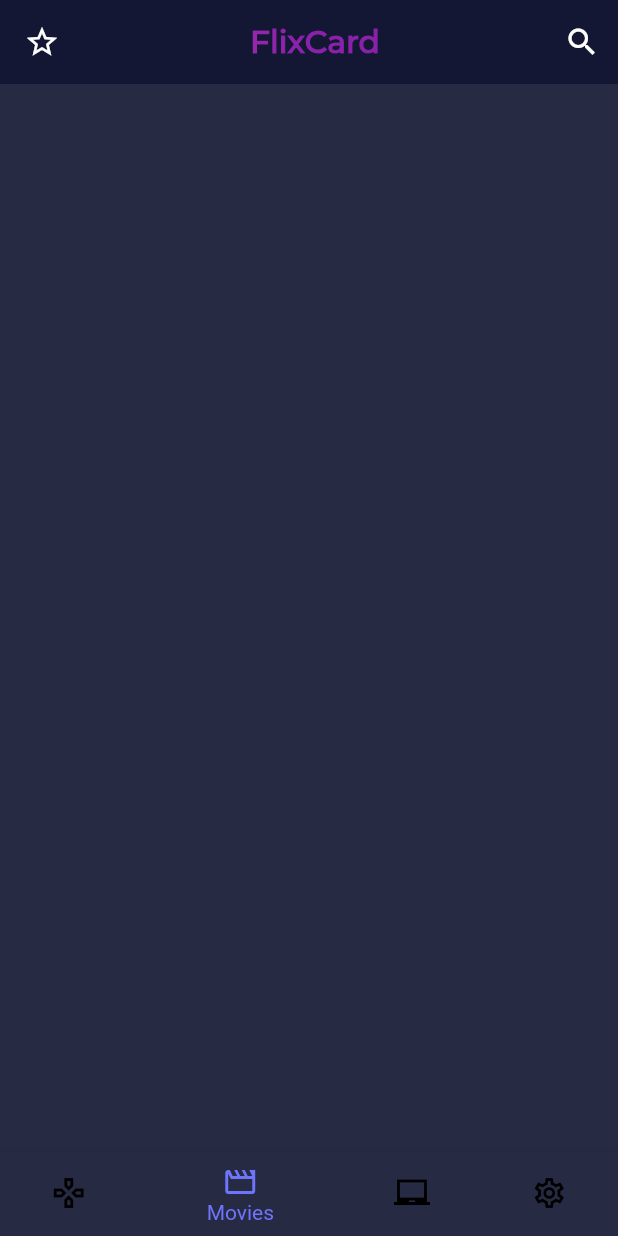
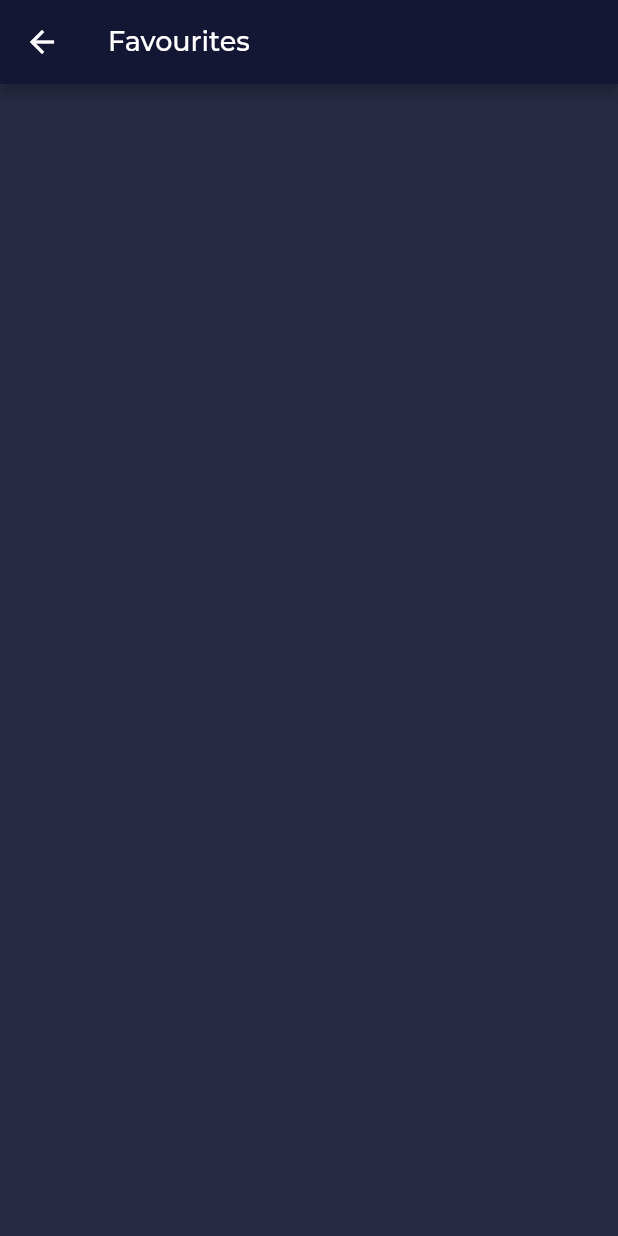
Before and after one commit to RedCape-Studios/flixcard, a Flutter app: the screen it shows after launch, item 2 of the bottom bar chosen, after a tap on the "star border" icon, on a phone screen of 412 x 824 dp. Run offline on Flutter 3.47's test engine with Material 2 defaults, Android fonts, the phone set to English and light mode, and no system bars.

Commit message:
Added a favourites route. Changed each page to include SliverList to avoid errors.

```diff
--- a/lib/main.dart
+++ b/lib/main.dart
@@ -1,5 +1,6 @@
 import 'package:black_tortoise/models/pages.dart';
 import 'package:black_tortoise/models/theme.dart';
+import 'package:black_tortoise/routes/favourites.dart';
 import 'package:black_tortoise/routes/home.dart';
 import 'package:black_tortoise/routes/pages/settings.dart';
 import 'package:flutter/material.dart';
@@ -25,6 +26,7 @@
             routes: {
               '/home': (context) => HomeRoute(),
               '/search': (context) => SearchRoute(),
+              '/favourites': (context) => FavouritesRoute(),
             },
             home: HomeRoute(),
           );
--- /dev/null
+++ b/lib/routes/favourites.dart
@@ -0,0 +1,19 @@
+import 'package:flutter/material.dart';
+
+class FavouritesRoute extends StatelessWidget {
+  @override
+  Widget build(BuildContext context) {
+    return Hero(
+      tag: 'fav',
+      child: Scaffold(
+        appBar: AppBar(
+          leading: IconButton(
+            icon: Icon(Icons.arrow_back),
+            onPressed: () => Navigator.of(context).pop(),
+          ),
+          title: Text('Favourites'),
+        ),
+      ),
+    );
+  }
+}
--- a/lib/routes/home.dart
+++ b/lib/routes/home.dart
@@ -1,8 +1,6 @@
 import 'package:black_tortoise/models/pages.dart';
 import 'package:black_tortoise/widgets/app_bar.dart';
-import 'package:black_tortoise/widgets/drawer.dart';
 import 'package:black_tortoise/widgets/nav_bar.dart';
-import 'package:black_tortoise/widgets/tabs.dart';
 import 'package:flutter/material.dart';
 import 'package:provider/provider.dart';
 
@@ -14,18 +12,11 @@
       body: CustomScrollView(
         slivers: [
           AppBarWidget(),
-          Content(),
+          Consumer<PageModel>(builder: (context, model, child) {
+            return model.page;
+          }),
         ],
       ),
     );
   }
 }
-
-class Content extends StatelessWidget {
-  @override
-  Widget build(BuildContext context) {
-    return Consumer<PageModel>(builder: (context, model, child) {
-      return model.page;
-    });
-  }
-}
--- a/lib/routes/pages/games.dart
+++ b/lib/routes/pages/games.dart
@@ -6,8 +6,7 @@
 class GamesPage extends StatelessWidget {
   @override
   Widget build(BuildContext context) {
-    return Container(
-      child: SliverList(
+    return SliverList(
       delegate: SliverChildListDelegate(
         [
           ContentTabWidget(child: TabContents()),
@@ -23,7 +22,6 @@
           ContentTabWidget(child: TabContents()),
         ],
       ),
-      ),
     );
   }
 }
--- a/lib/routes/pages/movies.dart
+++ b/lib/routes/pages/movies.dart
@@ -1,8 +1,26 @@
+import 'package:black_tortoise/widgets/tab_contents.dart';
+import 'package:black_tortoise/widgets/tabs.dart';
 import 'package:flutter/material.dart';
 
 class MoviesPage extends StatelessWidget {
   @override
   Widget build(BuildContext context) {
-    return Container();
+    return SliverList(
+      delegate: SliverChildListDelegate(
+        [
+          ContentTabWidget(child: TabContents()),
+          ContentTabWidget(child: TabContents()),
+          ContentTabWidget(child: TabContents()),
+          ContentTabWidget(child: TabContents()),
+          ContentTabWidget(child: TabContents()),
+          ContentTabWidget(child: TabContents()),
+          ContentTabWidget(child: TabContents()),
+          ContentTabWidget(child: TabContents()),
+          ContentTabWidget(child: TabContents()),
+          ContentTabWidget(child: TabContents()),
+          ContentTabWidget(child: TabContents()),
+        ],
+      ),
+    );
   }
 }
--- a/lib/widgets/app_bar.dart
+++ b/lib/widgets/app_bar.dart
@@ -5,9 +5,12 @@
   Widget build(BuildContext context) {
     return SliverAppBar(
       floating: true,
-      leading: IconButton(
-        icon: Icon(Icons.star_border_outlined),
-        onPressed: () => null,
+      leading: Hero(
+        tag: 'fav',
+        child: IconButton(
+          icon: Icon(Icons.star_border_outlined),
+          onPressed: () => Navigator.of(context).pushNamed('/favourites'),
+        ),
       ),
       title: Align(alignment: Alignment.center, child: TitleText()),
       actions: [
@@ -15,10 +18,13 @@
           tag: 'search',
           child: IconButton(
             icon: Icon(Icons.search),
-            onPressed: () => Navigator.pushNamed(context, '/search'),
+            onPressed: () => Navigator.of(context).pushNamed('/search'),
           ),
         ),
       ],
+      onStretchTrigger: () async {
+        print('object');
+      },
     );
   }
 }
@@ -31,12 +37,11 @@
 
   @override
   Widget build(BuildContext context) {
-    return Text(
-      'FlixCard',
-      style: TextStyle(
+    return Text('FlixCard',
+        style: TextStyle(
           fontSize: 21,
           fontWeight: FontWeight.bold,
-          foreground: Paint()..shader = textGradient),
-    );
+          foreground: Paint()..shader = textGradient,
+        ));
   }
 }
```
Also changed, not shown: lib/routes/pages/serials.dart (+19 -1 lines), lib/routes/pages/settings.dart (+19 -1 lines). Lines whose indentation alone changed are shown as unchanged.
